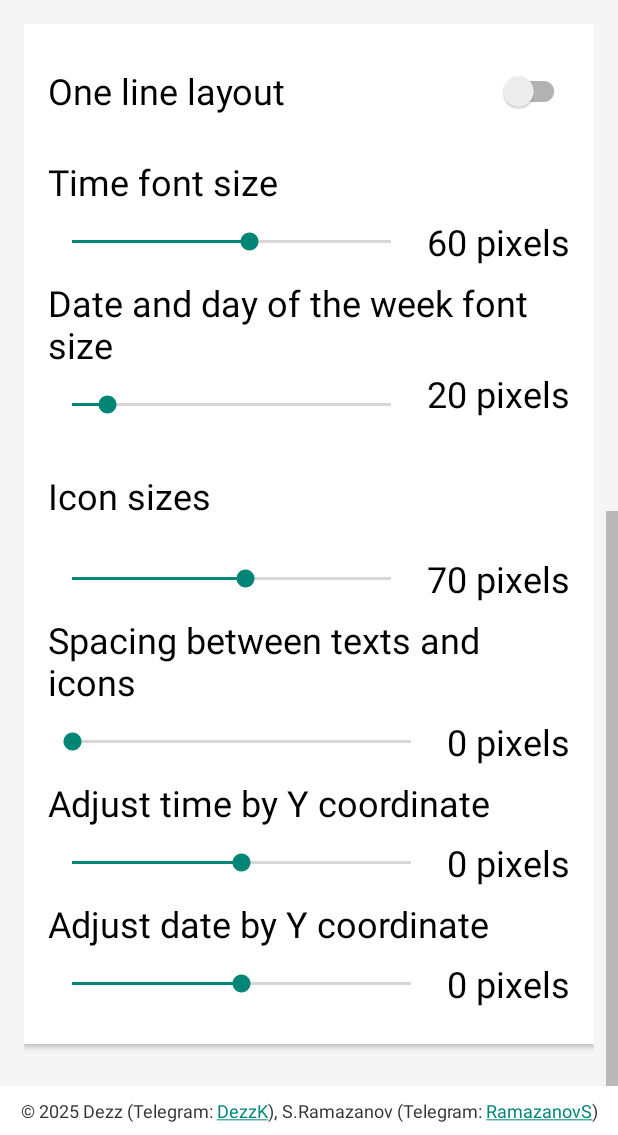
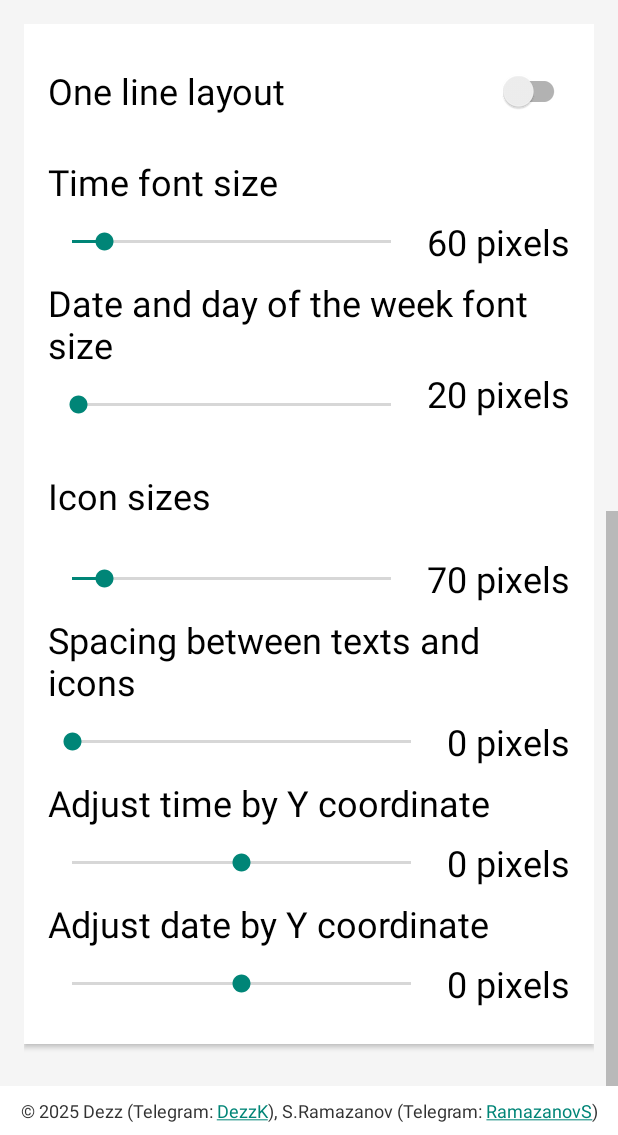
Before and after one commit to DezzK/status-widget, an Android app: the screen it shows after launch (MainActivity), scrolled down 600 dp, on a phone screen of 412 x 824 dp, the part 101-1236 px from its top. Run offline under Robolectric (Android 15) with nearby library versions, the phone set to English and light mode, and no system bars.

Commit message:
fix: increase adjustment ranges

```diff
--- a/app/src/main/res/layout/activity_main.xml
+++ b/app/src/main/res/layout/activity_main.xml
@@ -184,7 +184,7 @@
                         android:layout_marginEnd="8sp"
                         android:layout_weight="1"
                         android:layout_gravity="center_vertical"
-                        android:max="100"
+                        android:max="500"
                         android:min="10"
                         android:progress="50"
                         android:minHeight="48sp" />
@@ -219,7 +219,7 @@
                         android:layout_marginEnd="8sp"
                         android:layout_weight="1"
                         android:layout_gravity="center_vertical"
-                        android:max="100"
+                        android:max="500"
                         android:min="10"
                         android:progress="50"
                         android:minHeight="48sp" />
@@ -255,7 +255,7 @@
                         android:layout_marginEnd="8sp"
                         android:layout_weight="1"
                         android:layout_gravity="center_vertical"
-                        android:max="120"
+                        android:max="600"
                         android:min="10"
                         android:progress="50"
                         android:minHeight="48sp" />
@@ -290,7 +290,7 @@
                         android:layout_marginEnd="8sp"
                         android:layout_weight="1"
                         android:layout_gravity="center_vertical"
-                        android:max="30"
+                        android:max="150"
                         android:min="0"
                         android:progress="50"
                         android:minHeight="48sp" />
@@ -325,8 +325,8 @@
                         android:layout_marginEnd="8sp"
                         android:layout_weight="1"
                         android:layout_gravity="center_vertical"
-                        android:max="20"
-                        android:min="-20"
+                        android:max="100"
+                        android:min="-100"
                         android:progress="0"
                         android:minHeight="48sp" />
 
@@ -360,8 +360,8 @@
                         android:layout_marginEnd="8sp"
                         android:layout_weight="1"
                         android:layout_gravity="center_vertical"
-                        android:max="20"
-                        android:min="-20"
+                        android:max="100"
+                        android:min="-100"
                         android:progress="0"
                         android:minHeight="48sp" />
 
```
